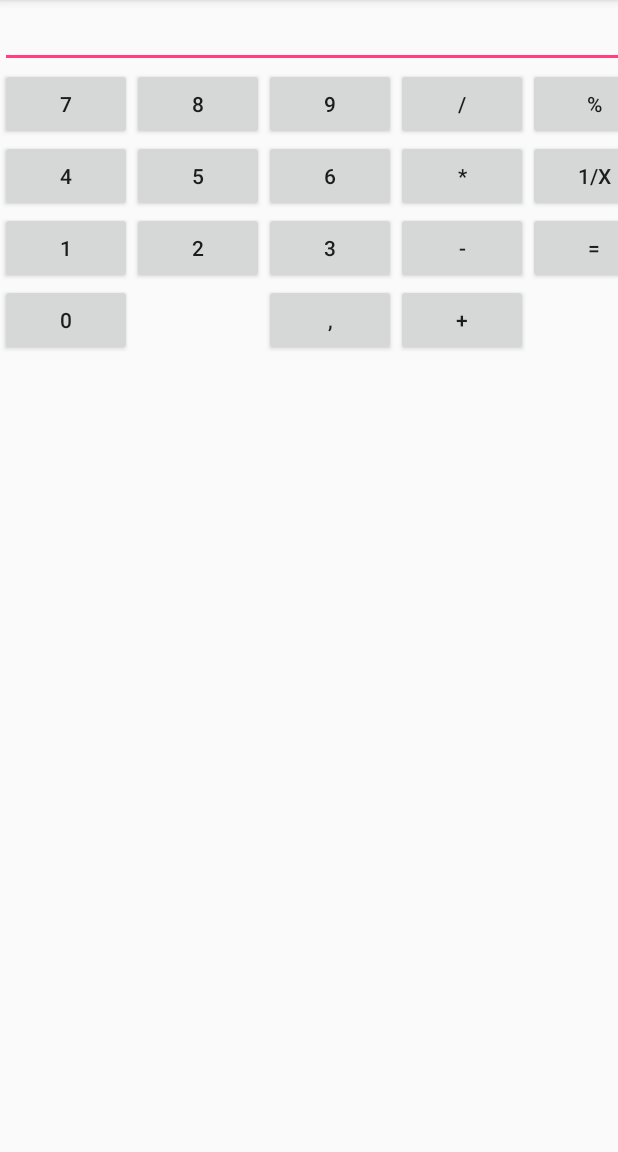
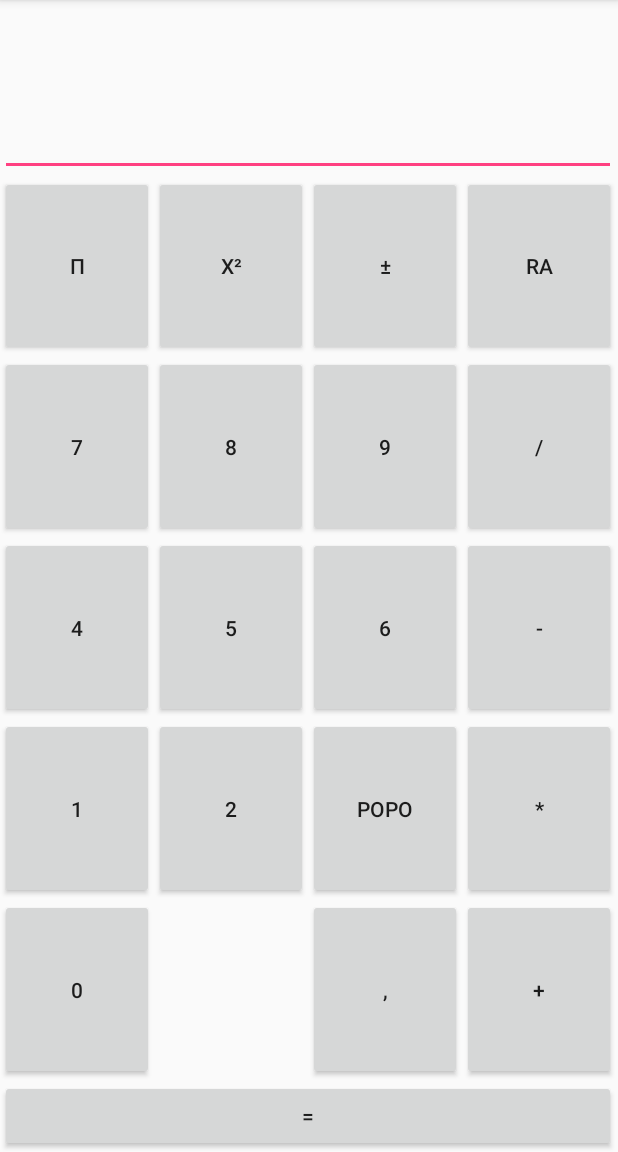
Before and after one commit to Saija-zz/Calculadora, an Android app: the screen it shows after launch (MainActivity), on a phone screen of 412 x 824 dp, the part 84-1236 px from its top. Run offline under Robolectric (Android 15) with nearby library versions, the phone set to English and light mode, and no system bars.

Commit message:
anadi otro layout mas power para la calculadora

```diff
--- a/app/src/main/java/com/saija/android/calculadora/MainActivity.java
+++ b/app/src/main/java/com/saija/android/calculadora/MainActivity.java
@@ -9,10 +9,14 @@ import android.widget.EditText;
 public class MainActivity extends AppCompatActivity {
     private EditText pantalla;
 
+    private long operandoA;
+    private long operandoB;
+    private char operador;
+
     @Override
     protected void onCreate(Bundle savedInstanceState) {
         super.onCreate(savedInstanceState);
-        setContentView(R.layout.calc_grid_layout);
+        setContentView(R.layout.calculator_table);
 
         pantalla = (EditText)findViewById(R.id.screen);
     }
@@ -35,4 +39,17 @@ public class MainActivity extends AppCompatActivity {
         }
 
     }
+
+    public void onClickOperator(View view) {
+        Button leBoton = (Button)view;
+
+        String txtBoton = leBoton.getText().toString();
+
+        try{
+
+        }catch(Exception nfe){
+            pantalla.setText(nfe.getMessage());
+        }
+
+    }
 }
--- /dev/null
+++ b/app/src/main/res/layout/calculator_table.xml
@@ -0,0 +1,181 @@
+<?xml version="1.0" encoding="utf-8"?>
+<TableLayout xmlns:android="http://schemas.android.com/apk/res/android"
+    android:layout_width="match_parent"
+    android:layout_height="match_parent"
+    android:stretchColumns="*"
+    android:weightSum="6">
+
+    <TableRow android:layout_weight="1">
+
+        <EditText
+            android:id="@+id/screen"
+            android:layout_width="match_parent"
+            android:layout_height="match_parent"
+            android:inputType="numberDecimal"
+            android:layout_span="4"/>
+
+    </TableRow>
+
+    <TableRow android:layout_weight="1">
+
+        <Button
+            android:id="@+id/button11"
+            android:layout_width="match_parent"
+            android:layout_height="match_parent"
+            android:text="@string/pi" />
+
+        <Button
+            android:id="@+id/button12"
+            android:layout_width="match_parent"
+            android:layout_height="match_parent"
+            android:text="@string/x2"
+            android:onClick="onClickOperator"/>
+
+        <Button
+            android:id="@+id/button13"
+            android:layout_width="match_parent"
+            android:layout_height="match_parent"
+            android:text="@string/more_minus"
+            android:onClick="onClickOperator"/>
+
+        <Button
+            android:id="@+id/button14"
+            android:layout_width="match_parent"
+            android:layout_height="match_parent"
+            android:text="Ra" />
+    </TableRow>
+
+    <TableRow android:layout_weight="1">
+
+        <Button
+            android:id="@+id/button21"
+            android:layout_width="match_parent"
+            android:layout_height="match_parent"
+            android:text="@string/number_7"
+            android:onClick="onClickNumbers"/>
+
+        <Button
+            android:id="@+id/button22"
+            android:layout_width="match_parent"
+            android:layout_height="match_parent"
+            android:text="@string/number_8"
+            android:onClick="onClickNumbers"/>
+
+        <Button
+            android:id="@+id/button23"
+            android:layout_width="match_parent"
+            android:layout_height="match_parent"
+            android:text="@string/number_9"
+            android:onClick="onClickNumbers"/>
+
+        <Button
+            android:id="@+id/button24"
+            android:layout_width="match_parent"
+            android:layout_height="match_parent"
+            android:text="@string/divide"
+            android:onClick="onClickOperator"/>
+    </TableRow>
+
+    <TableRow android:layout_weight="1">
+
+        <Button
+            android:id="@+id/button31"
+            android:layout_width="match_parent"
+            android:layout_height="match_parent"
+            android:text="@string/number_4"
+            android:onClick="onClickNumbers"/>
+
+        <Button
+            android:id="@+id/button32"
+            android:layout_width="match_parent"
+            android:layout_height="match_parent"
+            android:text="@string/number_5"
+            android:onClick="onClickNumbers"/>
+
+        <Button
+            android:id="@+id/button33"
+            android:layout_width="match_parent"
+            android:layout_height="match_parent"
+            android:text="@string/number_6"
+            android:onClick="onClickNumbers"/>
+
+        <Button
+            android:id="@+id/button34"
+            android:layout_width="match_parent"
+            android:layout_height="match_parent"
+            android:text="-"
+            android:onClick="onClickOperator"/>
+    </TableRow>
+
+    <TableRow android:layout_weight="1">
+
+        <Button
+            android:id="@+id/button41"
+            android:layout_width="match_parent"
+            android:layout_height="match_parent"
+            android:text="@string/number_1"
+            android:onClick="onClickNumbers"/>
+
+        <Button
+            android:id="@+id/button42"
+            android:layout_width="match_parent"
+            android:layout_height="match_parent"
+            android:text="@string/number_2"
+            android:onClick="onClickNumbers"/>
+
+        <Button
+            android:id="@+id/button43"
+            android:layout_width="match_parent"
+            android:layout_height="match_parent"
+            android:text="@string/number_3"
+            android:onClick="onClickNumbers"/>
+
+        <Button
+            android:id="@+id/button44"
+            android:layout_width="match_parent"
+            android:layout_height="match_parent"
+            android:text="@string/multiply"
+            android:onClick="onClickOperator"/>
+    </TableRow>
+
+    <TableRow android:layout_weight="1">
+
+        <Button
+            android:id="@+id/button51"
+            android:layout_width="match_parent"
+            android:layout_height="match_parent"
+            android:text="@string/number_0"
+            android:onClick="onClickNumbers"/>
+
+        <Button
+            android:id="@+id/button52"
+            android:layout_width="match_parent"
+            android:layout_height="match_parent"
+            android:visibility="invisible" />
+
+        <Button
+            android:id="@+id/button53"
+            android:layout_width="match_parent"
+            android:layout_height="match_parent"
+            android:text="@string/comma" />
+
+        <Button
+            android:id="@+id/button54"
+            android:layout_width="match_parent"
+            android:layout_height="match_parent"
+            android:text="@string/plus"
+            android:onClick="onClickOperator"/>
+    </TableRow>
+
+    <TableRow android:layout_weight="1">
+
+        <Button
+            android:id="@+id/button61"
+            android:layout_width="match_parent"
+            android:layout_height="match_parent"
+            android:layout_span="4"
+            android:text="@string/equal"
+            android:onClick="onClickOperator"/>
+    </TableRow>
+
+</TableLayout>
--- a/app/src/main/res/values/strings.xml
+++ b/app/src/main/res/values/strings.xml
@@ -2,7 +2,7 @@
     <string name="app_name">Calculadora</string>
     <string name="number_1">1</string>
     <string name="number_2">2</string>
-    <string name="number_3">3</string>
+    <string name="number_3">popo</string>
     <string name="number_4">4</string>
     <string name="number_5">5</string>
     <string name="number_6">6</string>
@@ -18,4 +18,7 @@
     <string name="percent">%</string>
     <string name="equal">=</string>
     <string name="comma">,</string>
+    <string name="pi">\u03C0</string>
+    <string name="x2">x\u00b2</string>
+    <string name="more_minus">\u00b1</string>
 </resources>
--- a/build.gradle
+++ b/build.gradle
@@ -5,7 +5,7 @@ buildscript {
         jcenter()
     }
     dependencies {
-        classpath 'com.android.tools.build:gradle:3.0.0-alpha3'
+        classpath 'com.android.tools.build:gradle:3.0.0-alpha4'
 
         // NOTE: Do not place your application dependencies here; they belong
         // in the individual module build.gradle files
```
Also changed, not shown: gradle/wrapper/gradle-wrapper.properties.
